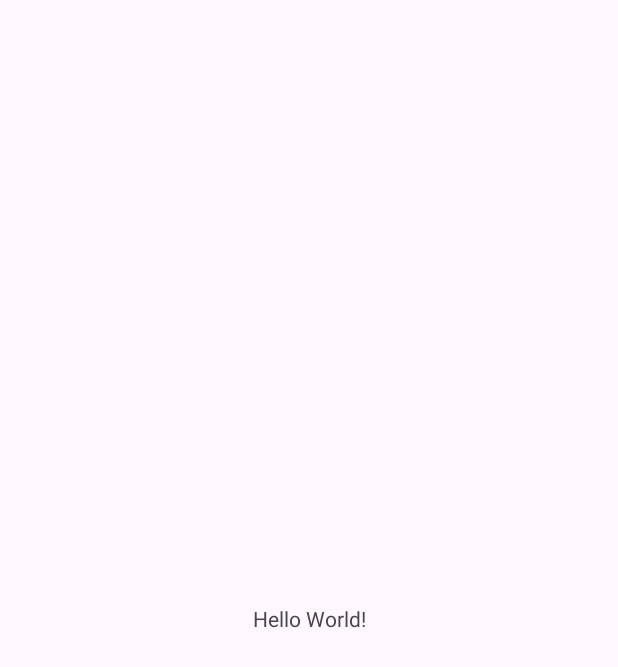
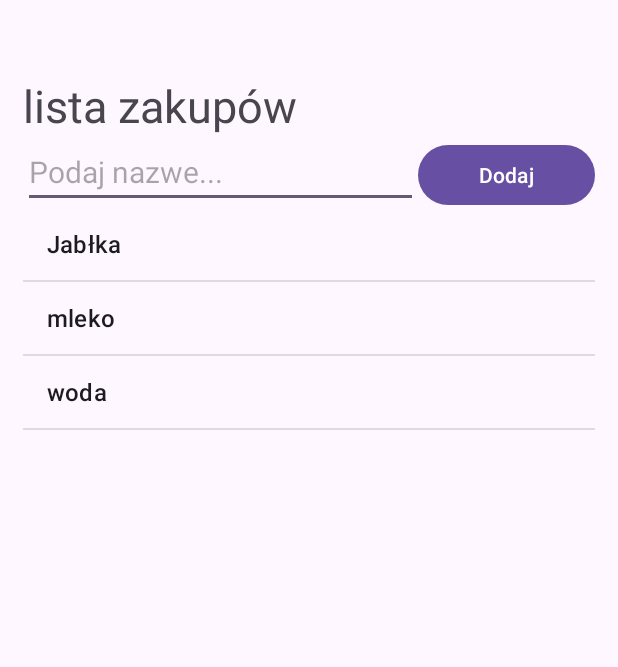
Before and after one commit to BartekK022/ListViewListaZakupowMobilna_18_11, an Android app: the screen it shows after launch (MainActivity), on a phone screen of 412 x 824 dp. Before the commit the part shown is almost empty. Shown: the top 667 px of the screen. Run offline under Robolectric (Android 15) with nearby library versions, the phone set to English and light mode, and no system bars.

Commit message:
DodajDziala

```diff
--- a/app/src/main/java/com/example/zadaniemobilna1811/MainActivity.java
+++ b/app/src/main/java/com/example/zadaniemobilna1811/MainActivity.java
@@ -1,6 +1,11 @@
 package com.example.zadaniemobilna1811;
 
 import android.os.Bundle;
+import android.view.View;
+import android.widget.ArrayAdapter;
+import android.widget.Button;
+import android.widget.EditText;
+import android.widget.ListView;
 
 import androidx.activity.EdgeToEdge;
 import androidx.appcompat.app.AppCompatActivity;
@@ -8,17 +13,46 @@ import androidx.core.graphics.Insets;
 import androidx.core.view.ViewCompat;
 import androidx.core.view.WindowInsetsCompat;
 
+import java.util.ArrayList;
+
 public class MainActivity extends AppCompatActivity {
+
+    ArrayList<String> arrayListProdukty = new ArrayList<>();
+    ArrayAdapter<String> arrayAdapterProdukty;
+    ListView listViewListZakupow;
+    EditText editTextNazwa;
+    Button buttonDodaj;
 
     @Override
     protected void onCreate(Bundle savedInstanceState) {
         super.onCreate(savedInstanceState);
         EdgeToEdge.enable(this);
         setContentView(R.layout.activity_main);
-        ViewCompat.setOnApplyWindowInsetsListener(findViewById(R.id.main), (v, insets) -> {
-            Insets systemBars = insets.getInsets(WindowInsetsCompat.Type.systemBars());
-            v.setPadding(systemBars.left, systemBars.top, systemBars.right, systemBars.bottom);
-            return insets;
-        });
+
+        listViewListZakupow = findViewById(R.id.listView);
+        editTextNazwa = findViewById(R.id.editTextText);
+        buttonDodaj = findViewById(R.id.button);
+
+        arrayAdapterProdukty = new ArrayAdapter<>(MainActivity.this,
+                android.R.layout.simple_list_item_1,arrayListProdukty);
+
+        arrayListProdukty.add("Jabłka");
+        arrayListProdukty.add("mleko");
+        arrayListProdukty.add("woda");
+
+        listViewListZakupow.setAdapter(arrayAdapterProdukty);
+
+        buttonDodaj.setOnClickListener(
+                new View.OnClickListener() {
+                    @Override
+                    public void onClick(View view) {
+                        String produkt = editTextNazwa.getText().toString();
+                        arrayListProdukty.add(produkt);
+                        listViewListZakupow.setAdapter(arrayAdapterProdukty);
+                        editTextNazwa.setText("");
+                    }
+                }
+        );
+
     }
 }
--- a/app/src/main/res/layout/activity_main.xml
+++ b/app/src/main/res/layout/activity_main.xml
@@ -1,19 +1,48 @@
 <?xml version="1.0" encoding="utf-8"?>
-<androidx.constraintlayout.widget.ConstraintLayout xmlns:android="http://schemas.android.com/apk/res/android"
+<LinearLayout xmlns:android="http://schemas.android.com/apk/res/android"
     xmlns:app="http://schemas.android.com/apk/res-auto"
     xmlns:tools="http://schemas.android.com/tools"
     android:id="@+id/main"
     android:layout_width="match_parent"
     android:layout_height="match_parent"
+    android:layout_marginLeft="15dp"
+    android:layout_marginRight="15dp"
+    android:orientation="vertical"
     tools:context=".MainActivity">
 
     <TextView
-        android:layout_width="wrap_content"
+        android:layout_marginTop="50dp"
+        android:textSize="30sp"
+        android:id="@+id/textView"
+        android:layout_width="match_parent"
         android:layout_height="wrap_content"
-        android:text="Hello World!"
-        app:layout_constraintBottom_toBottomOf="parent"
-        app:layout_constraintEnd_toEndOf="parent"
-        app:layout_constraintStart_toStartOf="parent"
-        app:layout_constraintTop_toTopOf="parent" />
+        android:text="lista zakupów" />
 
-</androidx.constraintlayout.widget.ConstraintLayout>
+    <LinearLayout
+        android:layout_width="match_parent"
+        android:layout_height="wrap_content"
+        android:orientation="horizontal">
+
+        <EditText
+            android:id="@+id/editTextText"
+            android:layout_width="wrap_content"
+            android:layout_height="wrap_content"
+            android:layout_weight="1"
+            android:textSize="20sp"
+            android:ems="10"
+            android:inputType="text"
+            android:hint="Podaj nazwe..." />
+
+        <Button
+            android:id="@+id/button"
+            android:layout_width="wrap_content"
+            android:layout_height="wrap_content"
+            android:layout_weight="1"
+            android:text="Dodaj" />
+    </LinearLayout>
+
+    <ListView
+        android:id="@+id/listView"
+        android:layout_width="match_parent"
+        android:layout_height="match_parent" />
+</LinearLayout>
```
